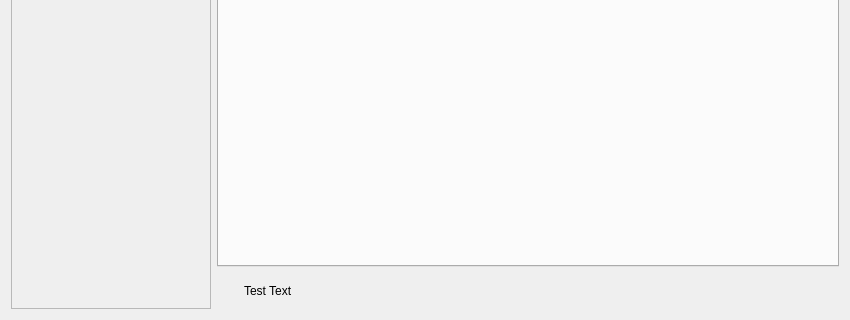
First picture: the form in nitrokeyapp/ui/mainwindow.ui, repository Nitrokey/nitrokey-app2, before the edit; both pictures show x 0 to 850 and y 230 to 550 of the 850 by 550 pixel window.
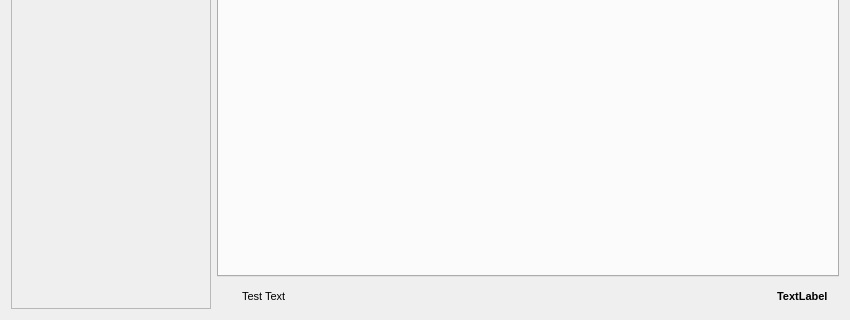
Second picture: the form after the edit. Icons and pictures are not drawn.

Commit message: status bar improvements

What changed in the file:
```diff
--- a/nitrokeyapp/ui/mainwindow.ui
+++ b/nitrokeyapp/ui/mainwindow.ui
@@ -62,9 +62,6 @@
         <verstretch>0</verstretch>
        </sizepolicy>
       </property>
-      <property name="styleSheet">
-       <string notr="true"/>
-      </property>
       <property name="frameShape">
        <enum>QFrame::NoFrame</enum>
       </property>
@@ -76,10 +73,21 @@
       </property>
       <layout class="QHBoxLayout" name="horizontalLayout_9">
        <property name="sizeConstraint">
-        <enum>QLayout::SetFixedSize</enum>
+        <enum>QLayout::SetMaximumSize</enum>
        </property>
+       <property name="leftMargin">
+        <number>9</number>
+       </property>
+       <property name="topMargin">
+        <number>6</number>
+       </property>
+       <property name="bottomMargin">
+        <number>6</number>
+       </property>
        <item>
-        <widget class="QLabel" name="label_information_icon">
+        <layout class="QHBoxLayout" name="__horzontal_layout">
+         <item>
+          <widget class="QLabel" name="status_icon">
          <property name="sizePolicy">
           <sizepolicy hsizetype="Fixed" vsizetype="Fixed">
            <horstretch>0</horstretch>
@@ -107,17 +115,53 @@
         </widget>
        </item>
        <item>
-        <widget class="QLabel" name="label_information">
+          <widget class="QLabel" name="status">
          <property name="sizePolicy">
-          <sizepolicy hsizetype="Expanding" vsizetype="Preferred">
+            <sizepolicy hsizetype="Fixed" vsizetype="Preferred">
            <horstretch>0</horstretch>
            <verstretch>0</verstretch>
           </sizepolicy>
          </property>
+           <property name="font">
+            <font>
+             <pointsize>8</pointsize>
+            </font>
+           </property>
          <property name="text">
           <string>Test Text</string>
          </property>
         </widget>
+         </item>
+         <item>
+          <spacer name="__spacer">
+           <property name="orientation">
+            <enum>Qt::Horizontal</enum>
+           </property>
+           <property name="sizeType">
+            <enum>QSizePolicy::Expanding</enum>
+           </property>
+           <property name="sizeHint" stdset="0">
+            <size>
+             <width>0</width>
+             <height>0</height>
+            </size>
+           </property>
+          </spacer>
+         </item>
+         <item>
+          <widget class="QLabel" name="device_info">
+           <property name="font">
+            <font>
+             <pointsize>8</pointsize>
+             <bold>true</bold>
+            </font>
+           </property>
+           <property name="text">
+            <string>TextLabel</string>
+           </property>
+          </widget>
+         </item>
+        </layout>
        </item>
       </layout>
      </widget>
```
Lines whose indentation alone changed are shown as unchanged. The commit also changes 6 other files.
